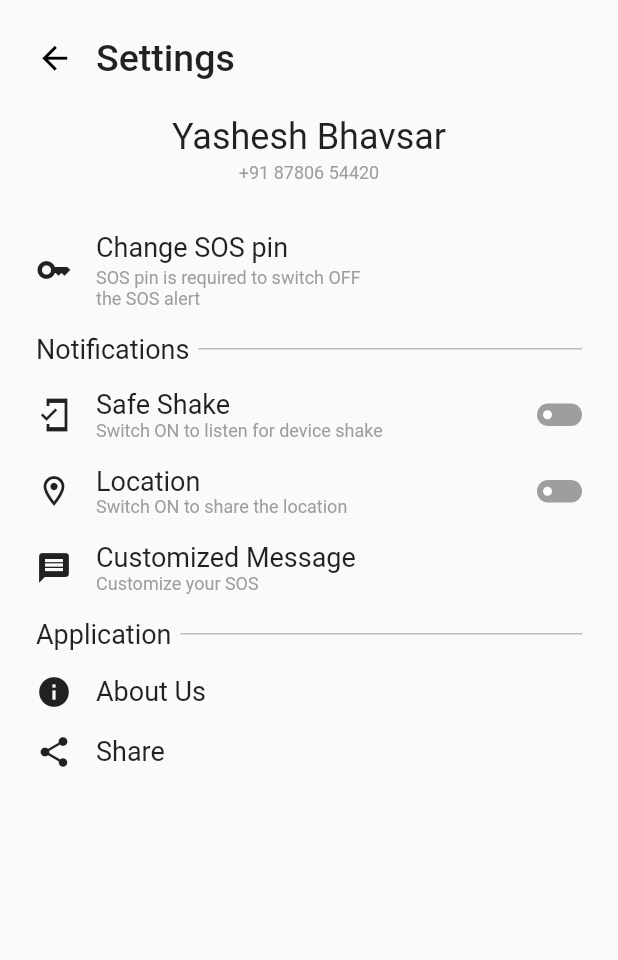
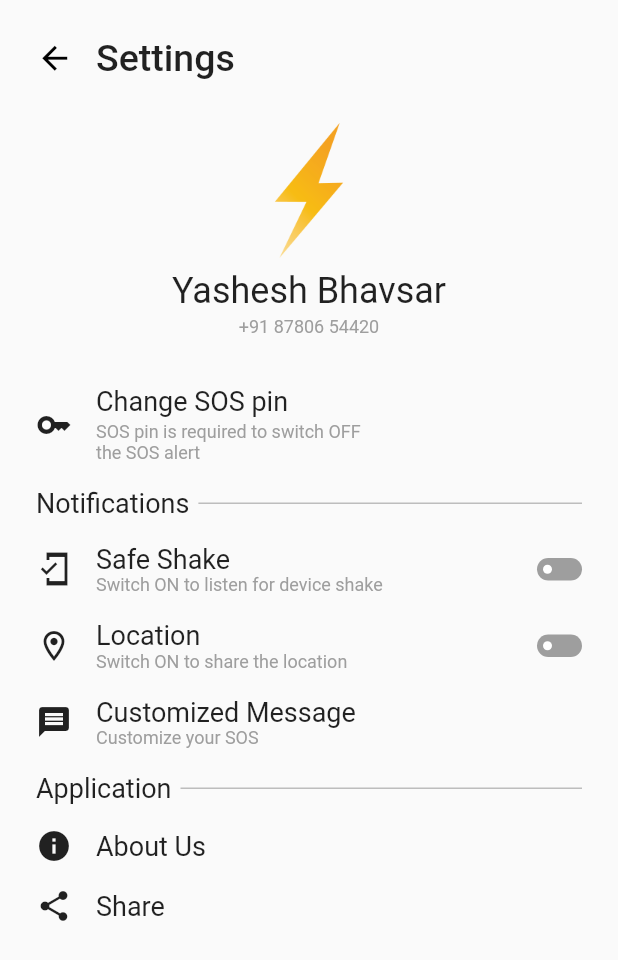
Before and after one commit to SRJ2910/Rakshak, a Flutter app: the SettingPage screen opened directly, on a phone screen of 412 x 824 dp. Shown: the top 960 px of the screen. Run offline on Flutter 3.47's test engine with Material 2 defaults, Android fonts, the phone set to English and light mode, and no system bars; drawn by our look-alikes of flutter_switch; our stand-ins replace flutter_svg.

Commit message:
Profile pic added in setting page

```diff
--- a/lib/pages/settings.dart
+++ b/lib/pages/settings.dart
@@ -58,8 +58,18 @@ class _SettingPageState extends State<SettingPage> {
                   width: 1,
                 ),
                 Column(
-                  // ignore: prefer_const_literals_to_create_immutables
                   children: [
+                    Container(
+                      height: 100,
+                      width: 100,
+                      decoration: BoxDecoration(
+                          borderRadius: BorderRadius.circular(200),),
+                      child:
+                          Image.asset('assets/dummy_dp.png'),
+                    ),
+                    const SizedBox(
+                      height: 3,
+                    ),
                     const Text(
                       'Yashesh Bhavsar',
                       style:
```
Also changed, not shown: assets/dummy_dp.png (added).
